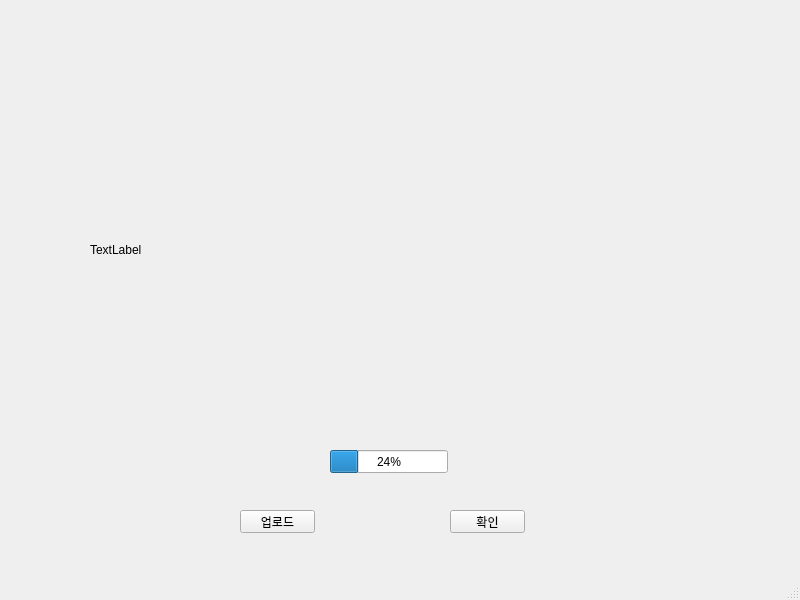
ahwl8240/Capstone_Design_Carz, file test.ui: the form before one commit.
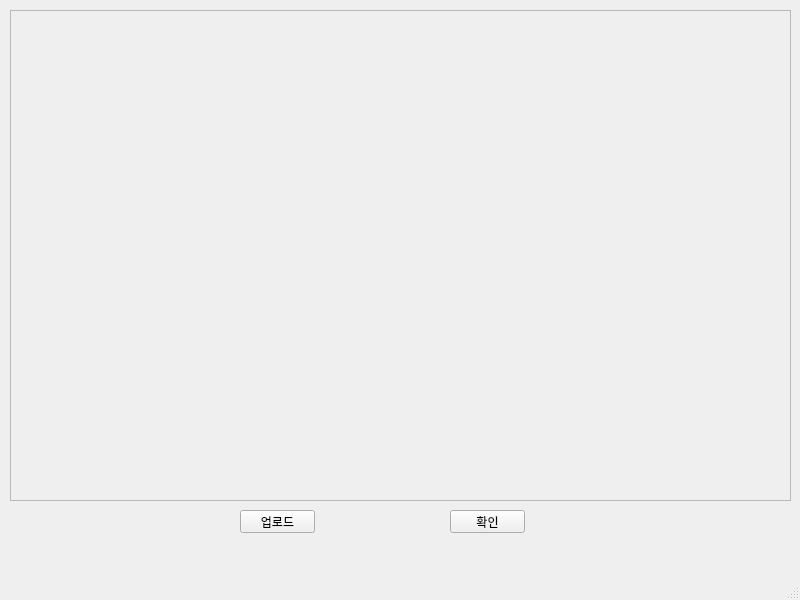
The form after the commit.

Commit message: 분할이미지 출력

Patch:
```diff
--- a/test.ui
+++ b/test.ui
@@ -66,6 +66,35 @@
      <number>24</number>
     </property>
    </widget>
+   <widget class="QWidget" name="gridLayoutWidget">
+    <property name="geometry">
+     <rect>
+      <x>10</x>
+      <y>10</y>
+      <width>781</width>
+      <height>491</height>
+     </rect>
+    </property>
+    <layout class="QGridLayout" name="gridLayout">
+     <item row="0" column="0">
+      <widget class="QScrollArea" name="scrollArea">
+       <property name="widgetResizable">
+        <bool>true</bool>
+       </property>
+       <widget class="QWidget" name="scrollAreaWidgetContents">
+        <property name="geometry">
+         <rect>
+          <x>0</x>
+          <y>0</y>
+          <width>777</width>
+          <height>487</height>
+         </rect>
+        </property>
+       </widget>
+      </widget>
+     </item>
+    </layout>
+   </widget>
   </widget>
   <widget class="QMenuBar" name="menubar">
    <property name="geometry">
```
The commit also changes 2 other files.
